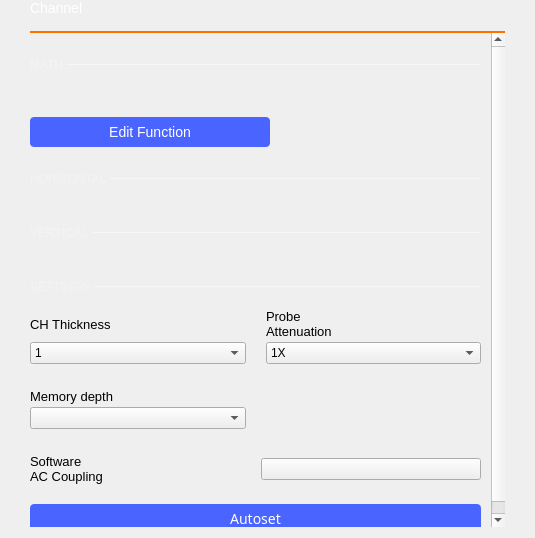
Old version of the form ui/channel_settings.ui in the repository analogdevicesinc/scopy.
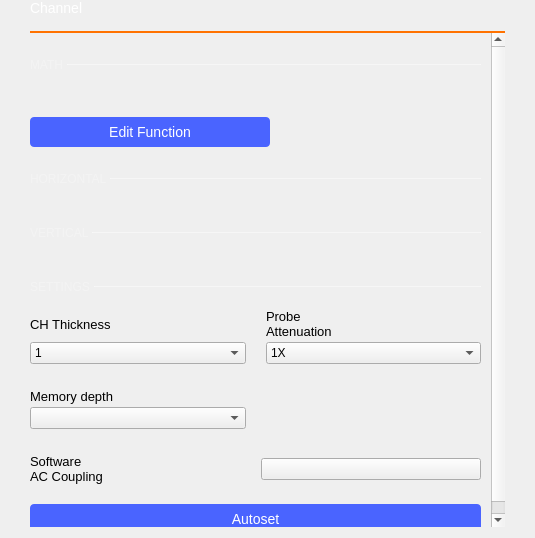
New version of the form. Custom widgets are drawn as their Qt base class.

Commit message: App: deleted all fonts from stylesheets and source files and set application font to Open Sans

Patch:
```diff
--- a/ui/channel_settings.ui
+++ b/ui/channel_settings.ui
@@ -275,7 +275,7 @@
                 <property name="styleSheet">
                  <string notr="true">QLabel {
 	color: white;
-	font: bold  &quot;Times New Roman&quot;;	
+	font: bold  ;	
 	font-size: 16px;
 }</string>
                 </property>
@@ -910,7 +910,7 @@
   height: 30px;
   border-radius: 4px;
   background-color: #4a64ff;
-  font-family: ArialMT;
+  
   font-size: 14px;
   font-weight: normal;
   font-style: normal;
```
The commit also changes 42 other files.
